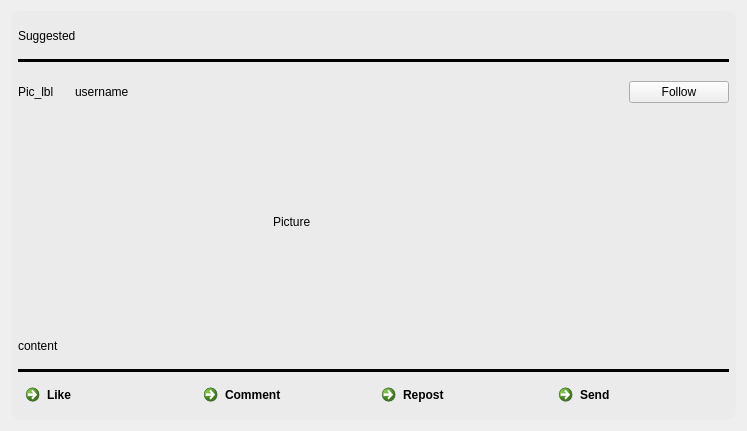
Above: Components/Delegates/postwidget.ui from saeedsamimi/InLink before the change. Below: the same form after it.
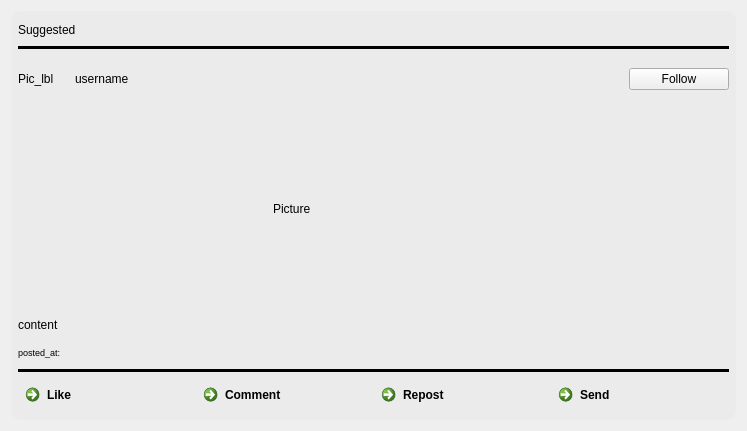
That is the form after the change. Icons and pictures are not drawn.

Diff of the .ui file:
```diff
--- a/Components/Delegates/postwidget.ui
+++ b/Components/Delegates/postwidget.ui
@@ -197,6 +197,18 @@
         </property>
        </widget>
       </item>
+      <item>
+       <widget class="QLabel" name="posted_at_lbl">
+        <property name="font">
+         <font>
+          <pointsize>7</pointsize>
+         </font>
+        </property>
+        <property name="text">
+         <string>posted_at:</string>
+        </property>
+       </widget>
+      </item>
       <item>
        <widget class="Line" name="bottom_h_line">
         <property name="styleSheet">
```
